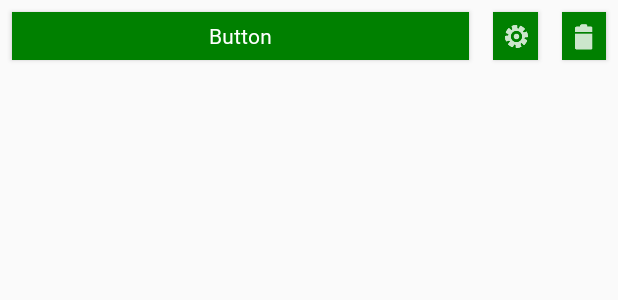
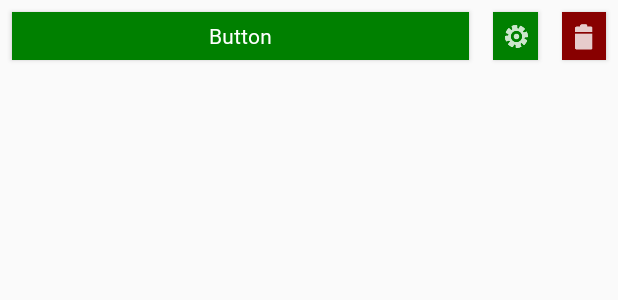
Before and after one commit to TimeCrafters/TimeCraftersConfigurationTool, an Android app: the layout fragment_configuration.xml on its own in the app's theme, with its tools: preview values and no code run, on a phone screen of 412 x 824 dp. Shown: the top 300 px of the screen. Run offline under Robolectric (Android 15) with nearby library versions, the phone set to English and light mode, and no system bars.

Commit message:
Added DangerousButtton (red button style)

```diff
--- /dev/null
+++ b/app/src/main/res/drawable/dangerous_button.xml
@@ -0,0 +1,8 @@
+<?xml version="1.0" encoding="utf-8"?>
+<selector xmlns:android="http://schemas.android.com/apk/res/android">
+    <item android:drawable="@drawable/dangerous_button_disabled"  android:state_enabled="false" />
+    <item android:drawable="@drawable/dangerous_button_selected"  android:state_focused="true" />
+    <item android:drawable="@drawable/dangerous_button_active"  android:state_pressed="true" />
+    <item android:drawable="@drawable/dangerous_button_hover"  android:state_hovered="true" />
+    <item android:drawable="@drawable/dangerous_button_default" />
+</selector>
--- /dev/null
+++ b/app/src/main/res/drawable/dangerous_button_active.xml
@@ -0,0 +1,18 @@
+<?xml version="1.0" encoding="utf-8"?>
+<layer-list xmlns:android="http://schemas.android.com/apk/res/android">
+    <item
+        android:top="@dimen/button_margin_top"
+        android:bottom="@dimen/button_margin_bottom"
+        android:left="@dimen/button_margin_left"
+        android:right="@dimen/button_margin_right">
+        <shape android:shape="rectangle">
+            <solid android:color="@color/buttonDangerActive" />
+            <corners android:radius="0dp" />
+            <padding
+                android:top="@dimen/button_padding_top"
+                android:bottom="@dimen/button_padding_bottom"
+                android:left="@dimen/button_padding_left"
+                android:right="@dimen/button_padding_right" />
+        </shape>
+    </item>
+</layer-list>
--- /dev/null
+++ b/app/src/main/res/drawable/dangerous_button_default.xml
@@ -0,0 +1,18 @@
+<?xml version="1.0" encoding="utf-8"?>
+<layer-list xmlns:android="http://schemas.android.com/apk/res/android">
+    <item
+        android:top="@dimen/button_margin_top"
+        android:bottom="@dimen/button_margin_bottom"
+        android:left="@dimen/button_margin_left"
+        android:right="@dimen/button_margin_right">
+        <shape android:shape="rectangle">
+            <solid android:color="@color/colorDanger" />
+            <corners android:radius="0dp" />
+            <padding
+                android:top="@dimen/button_padding_top"
+                android:bottom="@dimen/button_padding_bottom"
+                android:left="@dimen/button_padding_left"
+                android:right="@dimen/button_padding_right" />
+        </shape>
+    </item>
+</layer-list>
--- /dev/null
+++ b/app/src/main/res/drawable/dangerous_button_disabled.xml
@@ -0,0 +1,18 @@
+<?xml version="1.0" encoding="utf-8"?>
+<layer-list xmlns:android="http://schemas.android.com/apk/res/android">
+    <item
+        android:top="@dimen/button_margin_top"
+        android:bottom="@dimen/button_margin_bottom"
+        android:left="@dimen/button_margin_left"
+        android:right="@dimen/button_margin_right">
+        <shape android:shape="rectangle">
+            <solid android:color="@color/buttonDisabled" />
+            <corners android:radius="0dp" />
+            <padding
+                android:top="@dimen/button_padding_top"
+                android:bottom="@dimen/button_padding_bottom"
+                android:left="@dimen/button_padding_left"
+                android:right="@dimen/button_padding_right" />
+        </shape>
+    </item>
+</layer-list>
--- /dev/null
+++ b/app/src/main/res/drawable/dangerous_button_hover.xml
@@ -0,0 +1,18 @@
+<?xml version="1.0" encoding="utf-8"?>
+<layer-list xmlns:android="http://schemas.android.com/apk/res/android">
+    <item
+        android:top="@dimen/button_margin_top"
+        android:bottom="@dimen/button_margin_bottom"
+        android:left="@dimen/button_margin_left"
+        android:right="@dimen/button_margin_right">
+        <shape android:shape="rectangle">
+            <solid android:color="@color/buttonDangerHover" />
+            <corners android:radius="0dp" />
+            <padding
+                android:top="@dimen/button_padding_top"
+                android:bottom="@dimen/button_padding_bottom"
+                android:left="@dimen/button_padding_left"
+                android:right="@dimen/button_padding_right" />
+        </shape>
+    </item>
+</layer-list>
--- /dev/null
+++ b/app/src/main/res/drawable/dangerous_button_selected.xml
@@ -0,0 +1,18 @@
+<?xml version="1.0" encoding="utf-8"?>
+<layer-list xmlns:android="http://schemas.android.com/apk/res/android">
+    <item
+        android:top="@dimen/button_margin_top"
+        android:bottom="@dimen/button_margin_bottom"
+        android:left="@dimen/button_margin_left"
+        android:right="@dimen/button_margin_right">
+        <shape android:shape="rectangle">
+            <solid android:color="@color/buttonDangerHover" />
+            <corners android:radius="0dp" />
+            <padding
+                android:top="@dimen/button_padding_top"
+                android:bottom="@dimen/button_padding_bottom"
+                android:left="@dimen/button_padding_left"
+                android:right="@dimen/button_padding_right" />
+        </shape>
+    </item>
+</layer-list>
--- a/app/src/main/res/layout/fragment_configuration.xml
+++ b/app/src/main/res/layout/fragment_configuration.xml
@@ -28,7 +28,7 @@
 
     <ImageButton
         android:id="@+id/delete_configuration"
-        style="@style/Button"
+        style="@style/DangerousButton"
         android:layout_width="match_parent"
         android:layout_height="wrap_content"
         android:layout_weight="0.8"
--- a/app/src/main/res/values/colors.xml
+++ b/app/src/main/res/values/colors.xml
@@ -7,6 +7,8 @@
     <color name="colorTertiary">#00d000</color>
 
     <color name="colorDanger">#800</color>
+    <color name="buttonDangerHover">#600</color>
+    <color name="buttonDangerActive">#c00</color>
 
     <color name="buttonContent">#ffffff</color>
     <color name="buttonDisabled">#765</color>
--- a/app/src/main/res/values/styles.xml
+++ b/app/src/main/res/values/styles.xml
@@ -25,6 +25,15 @@
 
     <style name="Button" parent="Widget.AppCompat.Button">
         <item name="android:background">@drawable/button</item>
+        <item name="rippleColor">@color/colorAccent</item>
+        <item name="android:textColor">@color/buttonContent</item>
+        <item name="android:fontFamily">@font/dejavusans_condensed_fontfamily</item>
+        <item name="android:textStyle">normal</item>
+        <item name="android:textAllCaps">false</item>
+    </style>
+
+    <style name="DangerousButton" parent="Widget.AppCompat.Button">
+        <item name="android:background">@drawable/dangerous_button</item>
         <item name="rippleColor">@color/colorAccent</item>
         <item name="android:textColor">@color/buttonContent</item>
         <item name="android:fontFamily">@font/dejavusans_condensed_fontfamily</item>
```
